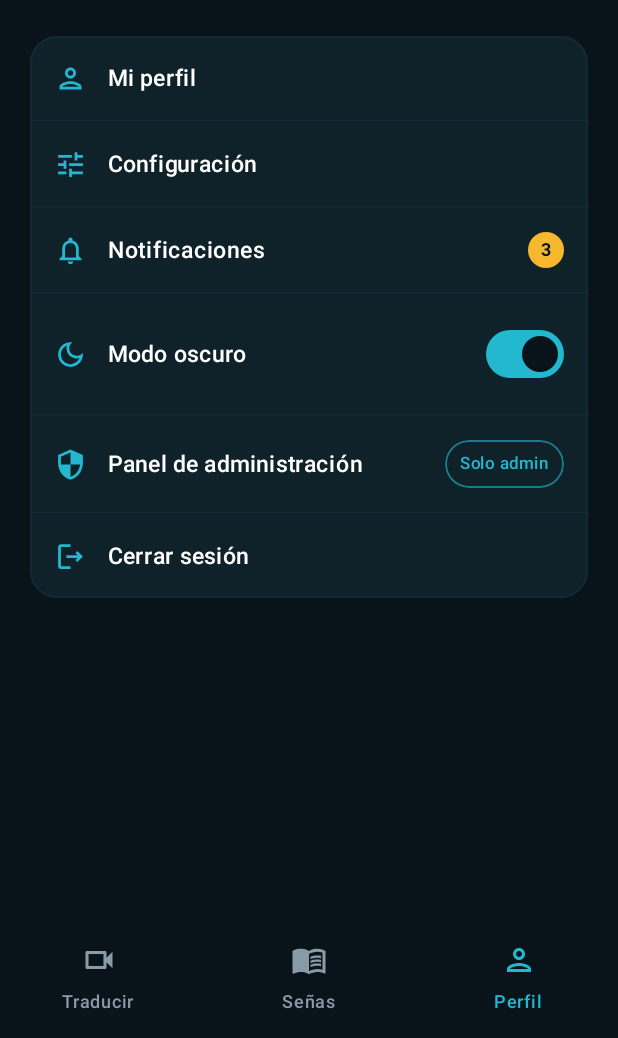
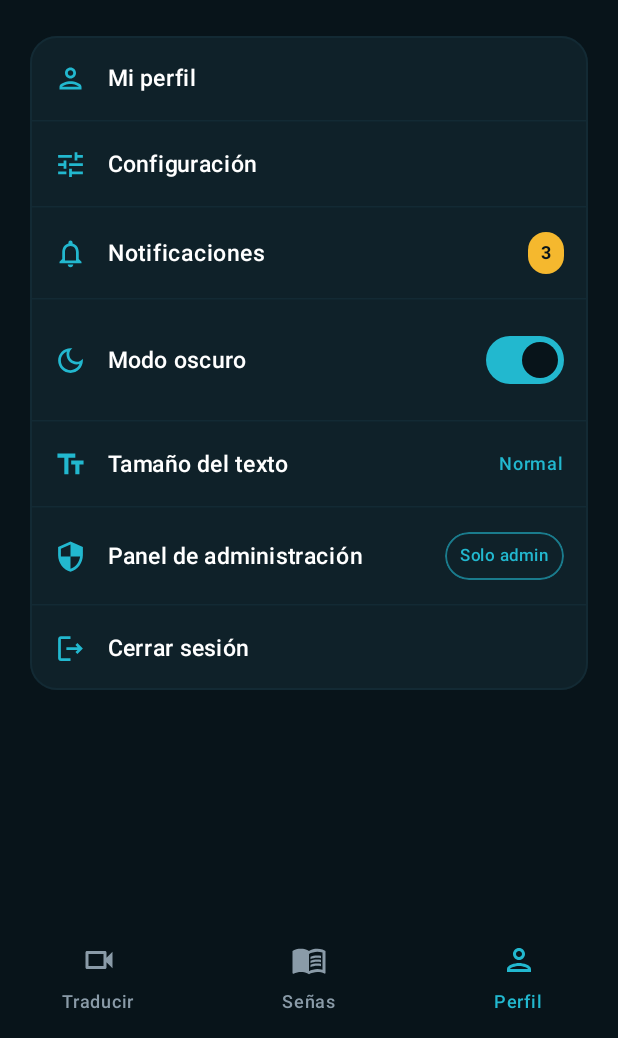
Before and after one commit to magaly-rosales/Proyecto-Integrador, an Android app built with Jetpack Compose: the composable ProfileScreen called with empty values, on a phone screen of 412 x 824 dp, the part 198-1236 px from its top. Run offline under Robolectric (Android 15) with nearby library versions, the phone set to English and light mode, and no system bars; libraries missing offline, so code that uses them is left out: androidx.camera.core; 1 statement that could not run was skipped.

Commit message:
feat(movil): configurar tamaño de texto

```diff
--- a/movil/app/src/main/java/com/tecsup/usuario_kotlin/ui/home/ProfileScreen.kt
+++ b/movil/app/src/main/java/com/tecsup/usuario_kotlin/ui/home/ProfileScreen.kt
@@ -15,10 +15,11 @@ import androidx.compose.material.icons.outlined.DarkMode
 import androidx.compose.material.icons.outlined.Notifications
 import androidx.compose.material.icons.outlined.Person
 import androidx.compose.material.icons.outlined.Security
+import androidx.compose.material.icons.outlined.TextFields
 import androidx.compose.material.icons.outlined.Tune
 import androidx.compose.material.icons.rounded.KeyboardArrowDown
 import androidx.compose.material3.*
-import androidx.compose.runtime.Composable
+import androidx.compose.runtime.*
 import androidx.compose.ui.Alignment
 import androidx.compose.ui.Modifier
 import androidx.compose.ui.draw.clip
@@ -26,7 +27,9 @@ import androidx.compose.ui.graphics.vector.ImageVector
 import androidx.compose.ui.text.font.FontWeight
 import androidx.compose.ui.unit.dp
 import androidx.compose.ui.unit.sp
+import com.tecsup.usuario_kotlin.data.model.TextSize
 import com.tecsup.usuario_kotlin.ui.components.ProfileAvatar as SharedProfileAvatar
+import com.tecsup.usuario_kotlin.ui.home.components.TextSizeDialog
 import com.tecsup.usuario_kotlin.ui.theme.ProfileColors
 import com.tecsup.usuario_kotlin.ui.translation.SenasBottomBar
 
@@ -41,10 +44,31 @@ fun ProfileScreen(
     onNavigateToEditProfile: () -> Unit = {},
     userPhoto: String? = null,
     darkModeEnabled: Boolean = true,
-    onDarkModeChange: (Boolean) -> Unit = {}
+    onDarkModeChange: (Boolean) -> Unit = {},
+    textSize: TextSize = TextSize.NORMAL,
+    onTextSizeChange: (TextSize) -> Unit = {}
 ) {
     val displayName = userName.ifBlank { "Usuario" }
     val displayEmail = userEmail.ifBlank { "Correo no disponible" }
+
+    // Estado del diálogo de tamaño de texto
+    var showTextSizeDialog by remember {
+        mutableStateOf(false)
+    }
+
+    // Configurar el tamaño del texto
+    if (showTextSizeDialog) {
+        TextSizeDialog(
+            selectedSize = textSize,
+            onConfirm = { size ->
+                onTextSizeChange(size)
+                showTextSizeDialog = false
+            },
+            onDismiss = {
+                showTextSizeDialog = false
+            }
+        )
+    }
 
     Scaffold(
         containerColor = ProfileColors.BgDark,
@@ -76,7 +100,8 @@ fun ProfileScreen(
                     text = "Mi cuenta",
                     color = ProfileColors.TextPrimary,
                     fontSize = 24.sp,
-                    fontWeight = FontWeight.Bold
+                    fontWeight = FontWeight.Bold,
+                    modifier = Modifier.weight(1f)
                 )
 
                 Icon(
@@ -101,7 +126,9 @@ fun ProfileScreen(
 
                 Spacer(Modifier.width(16.dp))
 
-                Column {
+                Column(
+                    modifier = Modifier.weight(1f)
+                ) {
                     Text(
                         text = displayName,
                         color = ProfileColors.TextPrimary,
@@ -119,7 +146,7 @@ fun ProfileScreen(
                 }
             }
 
-            // Menú del perfil
+            // Menú de opciones
             Surface(
                 modifier = Modifier.fillMaxWidth(),
                 shape = RoundedCornerShape(18.dp),
@@ -127,6 +154,8 @@ fun ProfileScreen(
                 border = BorderStroke(1.dp, ProfileColors.CardElevated)
             ) {
                 Column {
+
+                    // Información del perfil
                     ProfileMenuItem(
                         icon = Icons.Outlined.Person,
                         title = "Mi perfil",
@@ -135,6 +164,7 @@ fun ProfileScreen(
 
                     ProfileDivider()
 
+                    // Configuración
                     ProfileMenuItem(
                         icon = Icons.Outlined.Tune,
                         title = "Configuración",
@@ -143,6 +173,7 @@ fun ProfileScreen(
 
                     ProfileDivider()
 
+                    // Notificaciones
                     ProfileMenuItem(
                         icon = Icons.Outlined.Notifications,
                         title = "Notificaciones",
@@ -156,7 +187,7 @@ fun ProfileScreen(
 
                     ProfileDivider()
 
-                    // Interruptor conectado al tema global
+                    // Tema claro y oscuro
                     ProfileMenuItem(
                         icon = Icons.Outlined.DarkMode,
                         title = "Modo oscuro",
@@ -183,6 +214,26 @@ fun ProfileScreen(
 
                     ProfileDivider()
 
+                    // Tamaño del texto
+                    ProfileMenuItem(
+                        icon = Icons.Outlined.TextFields,
+                        title = "Tamaño del texto",
+                        trailing = {
+                            Text(
+                                text = textSize.label,
+                                color = ProfileColors.AccentCyan,
+                                fontSize = 12.sp,
+                                fontWeight = FontWeight.Medium
+                            )
+                        },
+                        onClick = {
+                            showTextSizeDialog = true
+                        }
+                    )
+
+                    ProfileDivider()
+
+                    // Panel de administración
                     ProfileMenuItem(
                         icon = Icons.Outlined.Security,
                         title = "Panel de administración",
@@ -192,6 +243,7 @@ fun ProfileScreen(
 
                     ProfileDivider()
 
+                    // Cerrar sesión
                     ProfileMenuItem(
                         icon = Icons.AutoMirrored.Outlined.Logout,
                         title = "Cerrar sesión",
@@ -203,6 +255,7 @@ fun ProfileScreen(
     }
 }
 
+// Separador reutilizable
 @Composable
 private fun ProfileDivider() {
     HorizontalDivider(
@@ -211,13 +264,18 @@ private fun ProfileDivider() {
     )
 }
 
+// Contador de notificaciones
 @Composable
 private fun NotificationBadge(count: Int) {
     Box(
         modifier = Modifier
-            .size(24.dp)
+            .sizeIn(
+                minWidth = 24.dp,
+                minHeight = 24.dp
+            )
             .clip(CircleShape)
-            .background(ProfileColors.BadgeYellow),
+            .background(ProfileColors.BadgeYellow)
+            .padding(horizontal = 5.dp, vertical = 2.dp),
         contentAlignment = Alignment.Center
     ) {
         Text(
@@ -229,6 +287,7 @@ private fun NotificationBadge(count: Int) {
     }
 }
 
+// Etiqueta de administración
 @Composable
 private fun AdminBadge() {
     Box(
@@ -250,6 +309,7 @@ private fun AdminBadge() {
     }
 }
 
+// Opción reutilizable del menú
 @Composable
 private fun ProfileMenuItem(
     icon: ImageVector,
@@ -262,13 +322,15 @@ private fun ProfileMenuItem(
             .fillMaxWidth()
             .clickable(onClick = onClick)
             .padding(horizontal = 16.dp, vertical = 16.dp),
-        verticalAlignment = Alignment.CenterVertically,
-        horizontalArrangement = Arrangement.SpaceBetween
+        verticalAlignment = Alignment.CenterVertically
     ) {
-        Row(verticalAlignment = Alignment.CenterVertically) {
+        Row(
+            modifier = Modifier.weight(1f),
+            verticalAlignment = Alignment.CenterVertically
+        ) {
             Icon(
                 imageVector = icon,
-                contentDescription = title,
+                contentDescription = null,
                 tint = ProfileColors.AccentCyan,
                 modifier = Modifier.size(22.dp)
             )
@@ -279,10 +341,14 @@ private fun ProfileMenuItem(
                 text = title,
                 color = ProfileColors.TextPrimary,
                 fontSize = 15.sp,
-                fontWeight = FontWeight.Medium
+                fontWeight = FontWeight.Medium,
+                modifier = Modifier.weight(1f)
             )
         }
 
-        trailing?.invoke()
+        if (trailing != null) {
+            Spacer(Modifier.width(8.dp))
+            trailing.invoke()
+        }
     }
 }
--- a/movil/app/src/main/java/com/tecsup/usuario_kotlin/ui/theme/Theme.kt
+++ b/movil/app/src/main/java/com/tecsup/usuario_kotlin/ui/theme/Theme.kt
@@ -5,6 +5,9 @@ import androidx.compose.material3.darkColorScheme
 import androidx.compose.material3.lightColorScheme
 import androidx.compose.runtime.Composable
 import androidx.compose.runtime.CompositionLocalProvider
+import androidx.compose.ui.platform.LocalDensity
+import androidx.compose.ui.unit.Density
+import com.tecsup.usuario_kotlin.data.model.TextSize
 
 private val DarkColorScheme = darkColorScheme(
     primary = DarkSenasPalette.accent,
@@ -35,6 +38,7 @@ private val LightColorScheme = lightColorScheme(
 @Composable
 fun UsuariokotlinTheme(
     darkTheme: Boolean = true,
+    textSize: TextSize = TextSize.NORMAL,
     content: @Composable () -> Unit
 ) {
     val palette = if (darkTheme) {
@@ -49,8 +53,22 @@ fun UsuariokotlinTheme(
         LightColorScheme
     }
 
+    // Conservar la densidad y accesibilidad del dispositivo
+    val systemDensity = LocalDensity.current
+
+    val adjustedDensity = if (textSize == TextSize.NORMAL) {
+        systemDensity
+    } else {
+        Density(
+            density = systemDensity.density,
+            fontScale = systemDensity.fontScale * textSize.scale
+        )
+    }
+
+    // Aplicar el tema y la escala de texto
     CompositionLocalProvider(
-        LocalSenasPalette provides palette
+        LocalSenasPalette provides palette,
+        LocalDensity provides adjustedDensity
     ) {
         MaterialTheme(
             colorScheme = colorScheme,
```
Also changed, not shown: movil/app/src/main/java/com/tecsup/usuario_kotlin/MainActivity.kt (+30 -1 lines), movil/app/src/main/java/com/tecsup/usuario_kotlin/data/model/TextSize.kt (added, +29 -0 lines), movil/app/src/main/java/com/tecsup/usuario_kotlin/data/repository/TranslationPreferencesRepository.kt (+22 -0 lines), movil/app/src/main/java/com/tecsup/usuario_kotlin/ui/home/components/TextSizeDialog.kt (added, +185 -0 lines).
